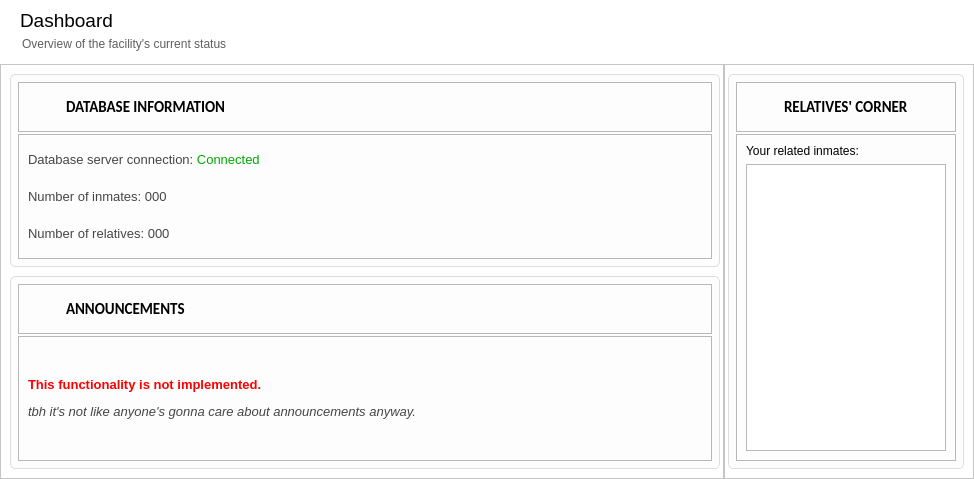
Qt form dashboardwindow.ui (NCNM/PMS_01) before a commit.
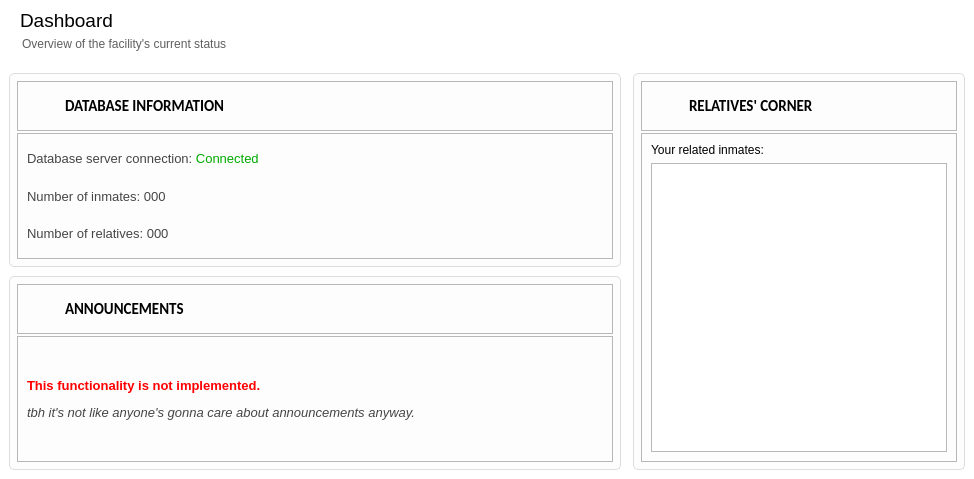
The same form after that commit. Icons and pictures are not drawn.

Patch:
```diff
--- a/dashboardwindow.ui
+++ b/dashboardwindow.ui
@@ -168,7 +168,7 @@
          <item>
           <widget class="QFrame" name="frame_4">
            <property name="frameShape">
-            <enum>QFrame::StyledPanel</enum>
+            <enum>QFrame::NoFrame</enum>
            </property>
            <property name="frameShadow">
             <enum>QFrame::Raised</enum>
@@ -528,31 +528,28 @@
           <widget class="QFrame" name="frame_5">
            <property name="minimumSize">
             <size>
-             <width>250</width>
+             <width>350</width>
              <height>0</height>
             </size>
            </property>
            <property name="maximumSize">
             <size>
-             <width>250</width>
+             <width>350</width>
              <height>16777215</height>
             </size>
            </property>
            <property name="frameShape">
-            <enum>QFrame::StyledPanel</enum>
+            <enum>QFrame::NoFrame</enum>
            </property>
            <property name="frameShadow">
             <enum>QFrame::Raised</enum>
            </property>
            <layout class="QVBoxLayout" name="verticalLayout_3">
-            <property name="leftMargin">
-             <number>3</number>
-            </property>
             <item>
              <widget class="QFrame" name="dsbShortcuts">
               <property name="minimumSize">
                <size>
-                <width>350</width>
+                <width>250</width>
                 <height>0</height>
                </size>
               </property>
@@ -569,7 +566,6 @@
 border-radius: 5px;
 padding: 5px;
 background-color: rgb(253, 253, 254);
-min-width: 80px;
 }
 
 QFrame #dsbShortcuts:hover {
```
